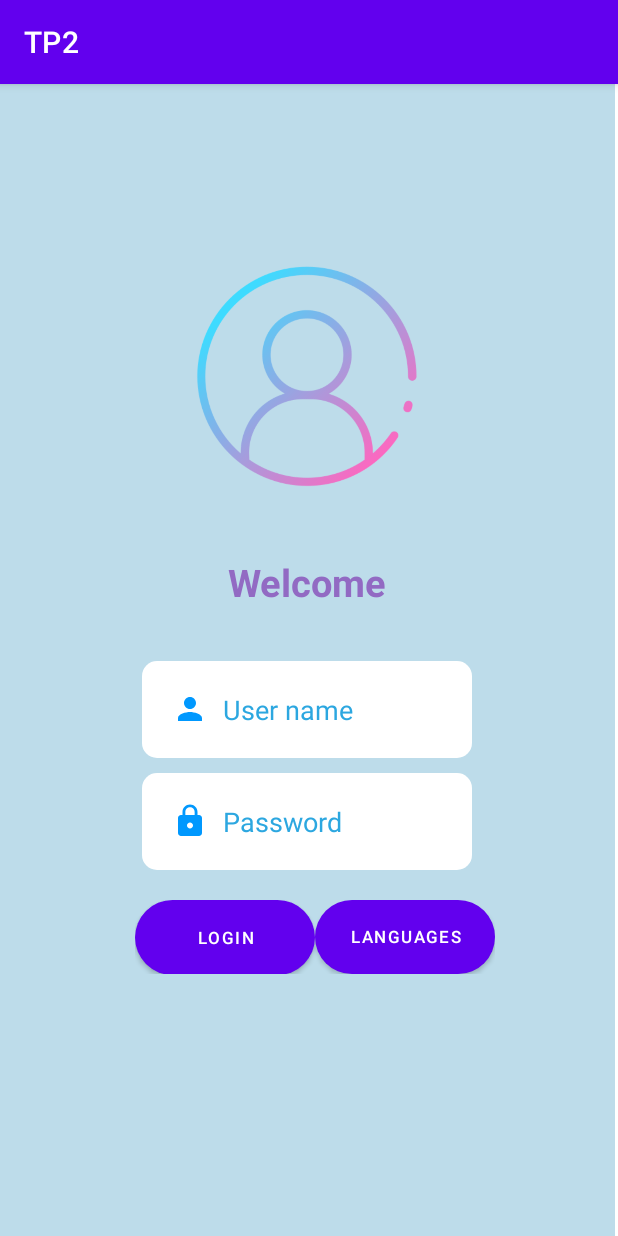
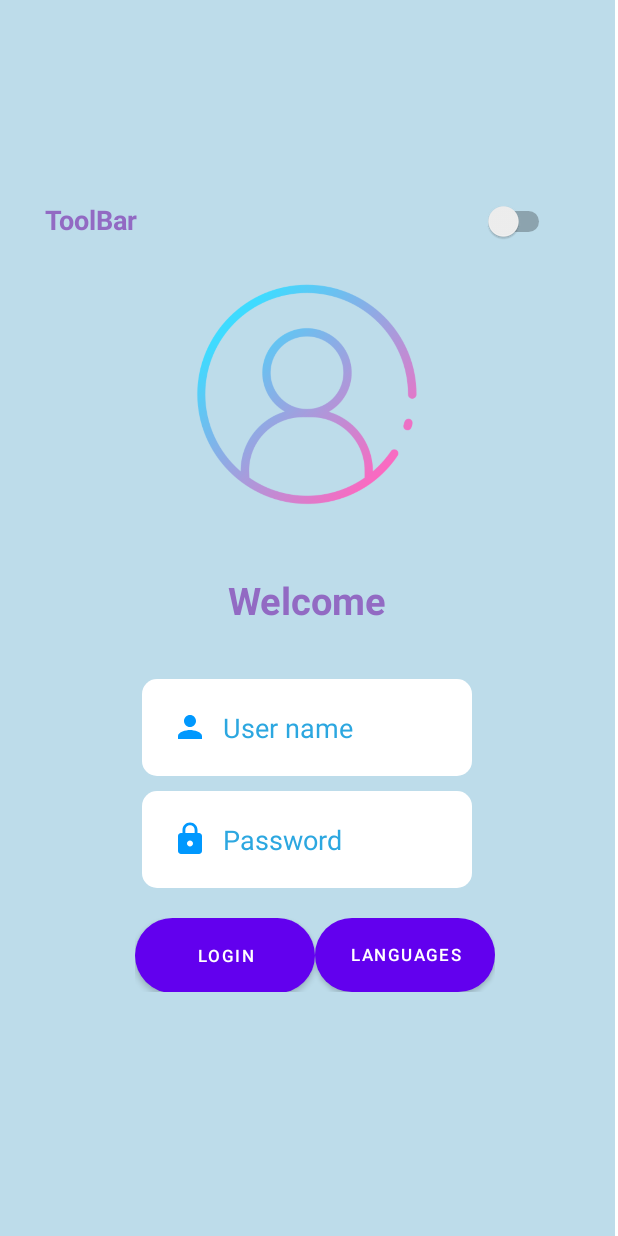
Before and after one commit to DOUHIChaimae/SplashScreenWithLogin, an Android app: the screen it shows after launch (Activity2), on a phone screen of 412 x 824 dp. Run offline under Robolectric (Android 15) with nearby library versions, the phone set to English and light mode, and no system bars.

```diff
--- a/app/src/main/AndroidManifest.xml
+++ b/app/src/main/AndroidManifest.xml
@@ -1,7 +1,6 @@
 <?xml version="1.0" encoding="utf-8"?>
 <manifest xmlns:android="http://schemas.android.com/apk/res/android"
     xmlns:tools="http://schemas.android.com/tools">
-
     <application
         android:allowBackup="true"
         android:dataExtractionRules="@xml/data_extraction_rules"
@@ -23,10 +22,8 @@
             android:exported="true">
             <intent-filter>
                 <action android:name="android.intent.action.MAIN" />
-
                 <category android:name="android.intent.category.LAUNCHER" />
             </intent-filter>
         </activity>
     </application>
-
 </manifest>
--- a/app/src/main/java/ma/enset/tp2/Activity2.java
+++ b/app/src/main/java/ma/enset/tp2/Activity2.java
@@ -3,7 +3,9 @@ package ma.enset.tp2;
 import androidx.appcompat.app.ActionBar;
 import androidx.appcompat.app.AlertDialog;
 import androidx.appcompat.app.AppCompatActivity;
+import androidx.appcompat.app.AppCompatDelegate;
 
+import android.content.Context;
 import android.content.DialogInterface;
 import android.content.Intent;
 import android.content.SharedPreferences;
@@ -13,14 +15,18 @@ import android.util.Log;
 import android.view.View;
 import android.widget.Button;
 import android.widget.EditText;
+import android.widget.Switch;
 import android.widget.Toast;
 
 import java.util.Locale;
 
 public class Activity2 extends AppCompatActivity {
+    Switch switcher;
+    Boolean nightMode;
+    SharedPreferences sharedPreferences;
+    SharedPreferences.Editor editor;
     Button btnLogin;
-    EditText editText1;
-    EditText editText2;
+    EditText editText1, editText2;
     private String TAG = "Message";
 
 
@@ -53,6 +59,31 @@ public class Activity2 extends AppCompatActivity {
                 intent.putExtra("name", name);
                 intent.putExtra("password", password);
                 startActivity(intent);
+            }
+        });
+        getSupportActionBar().hide();
+        switcher = findViewById(R.id.switcher);
+        //using sharedPreferences to save mode even if we exit the application
+        sharedPreferences = getSharedPreferences("MODE", Context.MODE_PRIVATE);
+        nightMode = sharedPreferences.getBoolean("night", false);//light mode is the default mode
+        if (nightMode) {
+            switcher.setChecked(true);
+            AppCompatDelegate.setDefaultNightMode(AppCompatDelegate.MODE_NIGHT_YES);
+
+        }
+        switcher.setOnClickListener(new View.OnClickListener() {
+            @Override
+            public void onClick(View view) {
+                if (nightMode) {
+                    AppCompatDelegate.setDefaultNightMode(AppCompatDelegate.MODE_NIGHT_NO);
+                    editor = sharedPreferences.edit();
+                    editor.putBoolean("night", false);
+                } else {
+                    AppCompatDelegate.setDefaultNightMode(AppCompatDelegate.MODE_NIGHT_YES);
+                    editor = sharedPreferences.edit();
+                    editor.putBoolean("night", true);
+                }
+                editor.apply();
             }
         });
     }
--- a/app/src/main/res/layout/activity_2.xml
+++ b/app/src/main/res/layout/activity_2.xml
@@ -4,7 +4,7 @@
     xmlns:tools="http://schemas.android.com/tools"
     android:layout_width="wrap_content"
     android:layout_height="match_parent"
-    android:background="#BDDCEA"
+    style="@style/SCREEN"
     tools:context=".Activity2">
 
     <LinearLayout
@@ -13,6 +13,30 @@
         android:layout_gravity="center"
         android:layout_margin="20dp"
         android:orientation="vertical">
+<LinearLayout
+    android:layout_width="350dp"
+    android:layout_height="40dp">
+    <TextView
+        android:layout_width="370dp"
+        android:layout_height="40dp"
+        android:layout_weight="1"
+        android:text="ToolBar"
+        android:textSize="18sp"
+        android:gravity="center_vertical"
+        android:padding="10dp"
+        style="@style/TEXT"
+        android:textStyle="bold"
+        ></TextView>
+    <Switch
+        android:id="@+id/switcher"
+        android:layout_width="50dp"
+        android:layout_height="50dp"
+        android:gravity="center"
+        ></Switch>
+
+
+</LinearLayout>
+
 
         <ImageView
             android:layout_width="200dp"
@@ -42,6 +66,7 @@
             android:hint="@string/name"
             android:inputType="textEmailAddress"
             android:padding="20dp"
+            style="@style/BUTTON"
             android:textColorHint="#2CA7E0"></EditText>
 
         <EditText
@@ -49,6 +74,7 @@
             android:layout_width="220dp"
             android:layout_height="wrap_content"
             android:layout_gravity="center"
+            style="@style/BUTTON"
             android:layout_marginTop="10dp"
             android:background="@drawable/edit"
             android:drawableLeft="@drawable/ic_password"
@@ -86,8 +112,5 @@
                 android:textSize="11dp"></Button>
 
         </LinearLayout>
-
-
     </LinearLayout>
-
 </LinearLayout>
--- a/app/src/main/res/values-night/themes.xml
+++ b/app/src/main/res/values-night/themes.xml
@@ -13,4 +13,14 @@
         <item name="android:statusBarColor">?attr/colorPrimaryVariant</item>
         <!-- Customize your theme here. -->
     </style>
+    <style name="SCREEN">
+        <item name="android:background">#232323</item>
+    </style>
+    <style name="TEXT">
+        <item name="android:textColor">#926AC3</item>
+    </style>
+    <style name="BUTTON">
+        <item name="android:background">#D592E1</item>
+        <item name="android:textColor">#000000</item>
+    </style>
 </resources>
--- a/app/src/main/res/values/strings.xml
+++ b/app/src/main/res/values/strings.xml
@@ -1,6 +1,6 @@
 <?xml version="1.0" encoding="utf-8"?>
 <resources>
-    <string name="app_name">TP2</string>
+    <string name="app_name">Account</string>
     <string name="title_activity_login" translatable="false">Activity2</string>
     <string name="name">User name</string>
     <string name="password">Password</string>
@@ -11,6 +11,7 @@
     <string name="action_sign_in" translatable="false">Sign in or register</string>
     <string name="action_sign_in_short" translatable="false">Sign in</string>
     <string name="Welcome">"Welcome"</string>
+    <string name="splash">Account management</string>
     <string name="invalid_username" translatable="false">Not a valid username</string>
     <string name="invalid_password" translatable="false">Password must be >5 characters</string>
     <string name="login_failed" translatable="false">"Login failed"</string>
--- a/app/src/main/res/values/themes.xml
+++ b/app/src/main/res/values/themes.xml
@@ -13,4 +13,15 @@
         <item name="android:statusBarColor">?attr/colorPrimaryVariant</item>
         <!-- Customize your theme here. -->
     </style>
+
+    <style name="SCREEN">
+        <item name="android:background">#BDDCEA</item>
+    </style>
+    <style name="TEXT">
+        <item name="android:textColor">#926AC3</item>
+    </style>
+    <style name="BUTTON">
+        <item name="android:background">@color/teal_700</item>
+        <item name="android:textColor">@color/black</item>
+    </style>
 </resources>
```
Also changed, not shown: app/src/main/res/layout/activity_3.xml (+7 -13 lines), app/src/main/res/layout/activity_splash.xml (+3 -8 lines), app/src/main/java/ma/enset/tp2/Activity3.java (line endings or trailing spaces), app/src/main/java/ma/enset/tp2/SplashActivity.java (line endings or trailing spaces), app/src/main/res/drawable/cmp.png (added), 4 other files.
